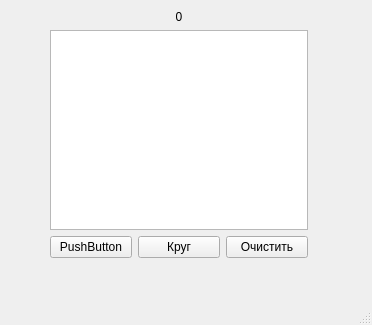
Qt form QT5/untitled1/mainwindow.ui (tomass21-bit/QT) before a commit.
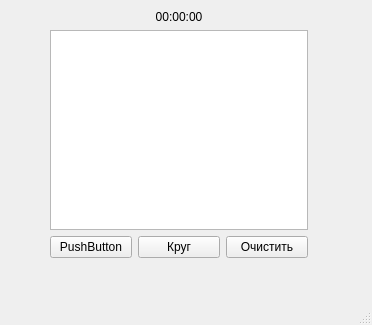
The same form after that commit.

Diff of the .ui file:
```diff
--- a/QT5/untitled1/mainwindow.ui
+++ b/QT5/untitled1/mainwindow.ui
@@ -14,7 +14,7 @@
    <string>MainWindow</string>
   </property>
   <widget class="QWidget" name="centralwidget">
-   <widget class="QWidget" name="">
+   <widget class="QWidget" name="layoutWidget">
     <property name="geometry">
      <rect>
       <x>50</x>
@@ -30,7 +30,7 @@
         <enum>Qt::RightToLeft</enum>
        </property>
        <property name="text">
-        <string>0</string>
+        <string>00:00:00</string>
        </property>
        <property name="alignment">
         <set>Qt::AlignCenter</set>
```
